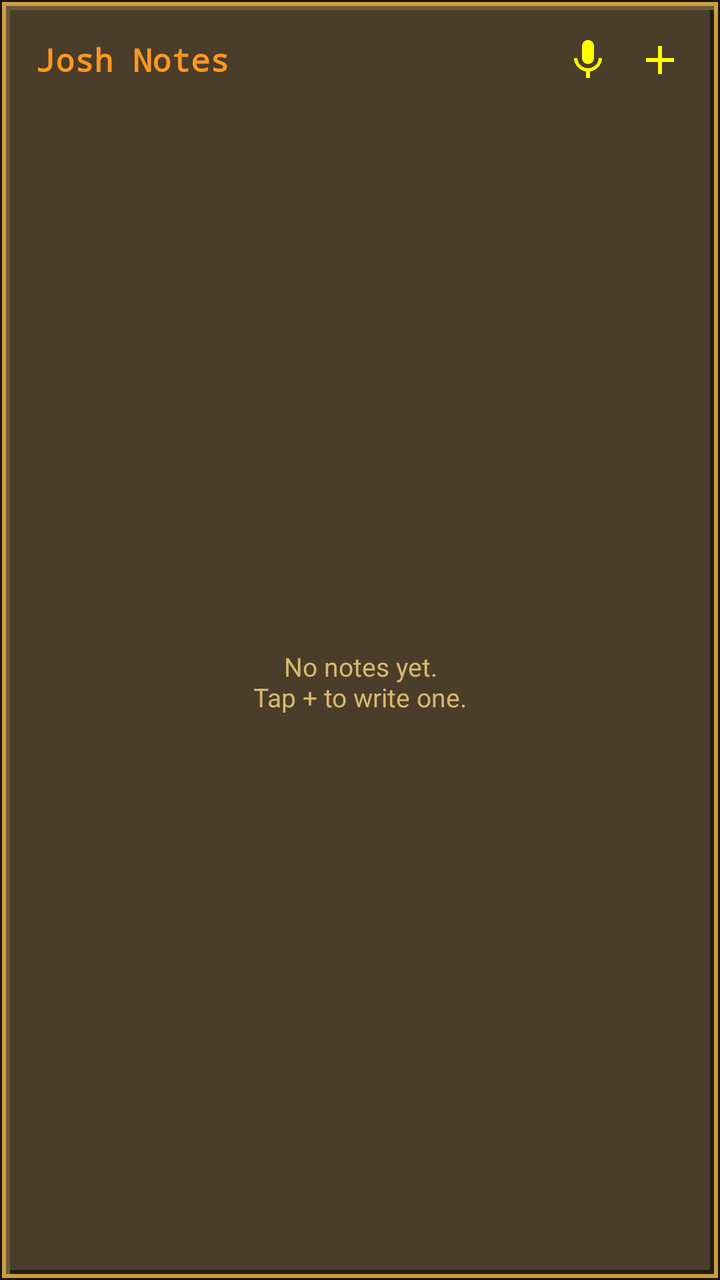
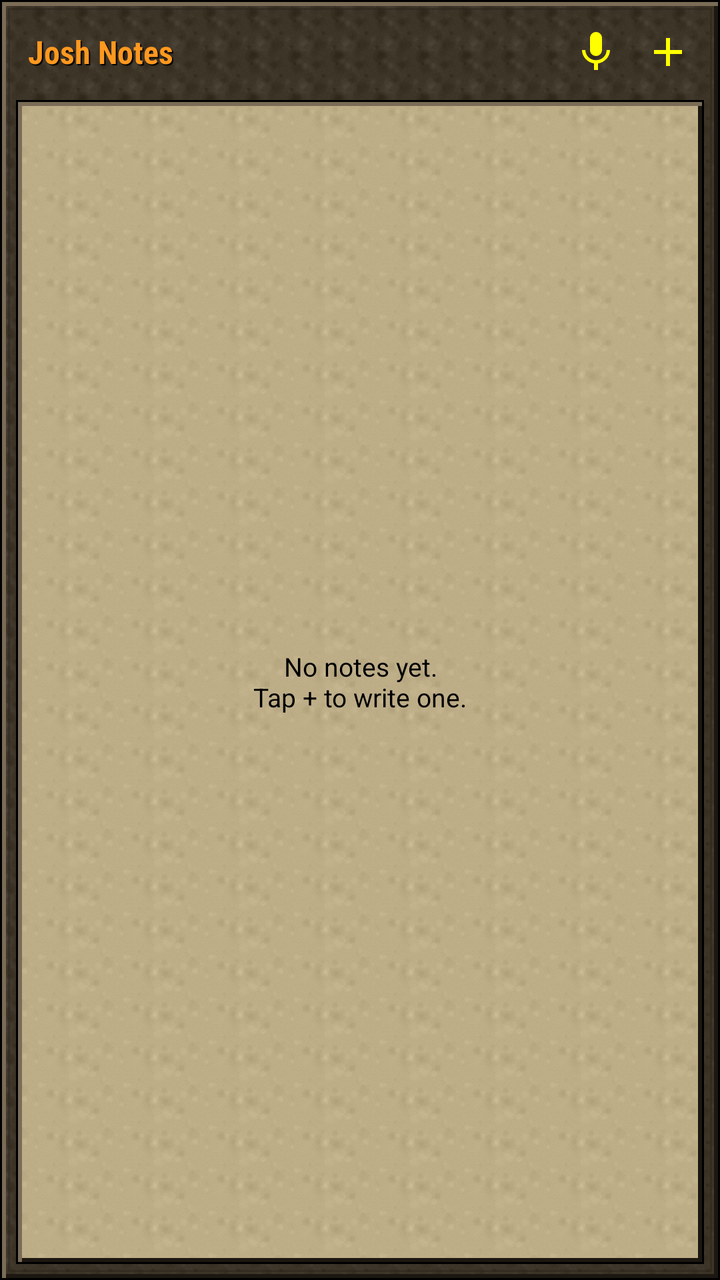

Screens rendered from an Android XML layout before and after an edit, with the pre-edit source and the edit as a unified diff.
<!-- AndroidManifest.xml: application theme Theme.JoshNotes -->
<!-- res/layout/widget_notes_os.xml -->
<?xml version="1.0" encoding="utf-8"?>
<LinearLayout xmlns:android="http://schemas.android.com/apk/res/android"
    android:id="@android:id/background"
    android:layout_width="match_parent"
    android:layout_height="match_parent"
    android:background="@drawable/os_widget_bg"
    android:orientation="vertical"
    android:padding="12dp">

    <LinearLayout
        android:layout_width="match_parent"
        android:layout_height="wrap_content"
        android:gravity="center_vertical"
        android:orientation="horizontal">
        <TextView
            android:id="@+id/widget_title"
            android:layout_width="0dp"
            android:layout_height="wrap_content"
            android:layout_weight="1"
            android:paddingHorizontal="6dp"
            android:text="@string/app_name"
            android:textColor="@color/os_orange"
            android:fontFamily="monospace"
            android:textSize="16sp"
            android:textStyle="bold" />
        <ImageView
            android:id="@+id/widget_mic"
            android:layout_width="36dp"
            android:layout_height="36dp"
            android:padding="6dp"
            android:contentDescription="@string/dictate"
            android:src="@drawable/ic_mic_widget_os" />
        <ImageView
            android:id="@+id/widget_add"
            android:layout_width="36dp"
            android:layout_height="36dp"
            android:padding="6dp"
            android:contentDescription="@string/new_note"
            android:src="@drawable/ic_add_widget_os" />
    </LinearLayout>

    <FrameLayout
        android:layout_width="match_parent"
        android:layout_height="0dp"
        android:layout_weight="1"
        android:layout_marginTop="6dp">
        <ListView
            android:id="@+id/widget_list"
            android:layout_width="match_parent"
            android:layout_height="match_parent"
            android:divider="@null"
            android:dividerHeight="6dp" />
        <TextView
            android:id="@+id/widget_empty"
            android:layout_width="match_parent"
            android:layout_height="match_parent"
            android:gravity="center"
            android:text="@string/empty_notes"
            android:textColor="@color/os_text_dim"
            android:textSize="13sp" />
    </FrameLayout>
</LinearLayout>
<!-- resources referenced by this layout -->
<resources>
  <color name="os_orange">#FF981F</color>
  <color name="os_text_dim">#D9B870</color>
  <!-- drawable ic_add_widget_os (drawable) -->
  <vector xmlns:android="http://schemas.android.com/apk/res/android" android:width="24dp" android:height="24dp" android:viewportWidth="24" android:viewportHeight="24">
      <path android:fillColor="@color/os_yellow" android:pathData="M19,13h-6v6h-2v-6H5v-2h6V5h2v6h6v2z"/>
  </vector>
  <!-- drawable ic_mic_widget_os (drawable) -->
  <vector xmlns:android="http://schemas.android.com/apk/res/android" android:width="24dp" android:height="24dp" android:viewportWidth="24" android:viewportHeight="24">
      <path android:fillColor="@color/os_yellow" android:pathData="M12,14c1.66,0 2.99,-1.34 2.99,-3L15,5c0,-1.66 -1.34,-3 -3,-3S9,3.34 9,5v6c0,1.66 1.34,3 3,3zM17.3,11c0,3 -2.54,5.1 -5.3,5.1S6.7,14 6.7,11H5c0,3.41 2.72,6.23 6,6.72V21h2v-3.28c3.28,-0.48 6,-3.3 6,-6.72h-1.7z"/>
  </vector>
  <!-- drawable os_widget_bg (drawable) -->
  <?xml version="1.0" encoding="utf-8"?>
  <layer-list xmlns:android="http://schemas.android.com/apk/res/android">
      <item android:drawable="@drawable/os_stone_bg" />
      <item android:drawable="@drawable/os_panel" />
  </layer-list>
  <string name="app_name">Josh Notes</string>
  <string name="dictate">Dictate</string>
  <string name="empty_notes">No notes yet.\nTap + to write one.</string>
  <string name="new_note">New note</string>
  <style name="Theme.JoshNotes" parent="Theme.Material3.DayNight.NoActionBar">
          <item name="colorPrimary">@color/seed</item>
      </style>
  <color name="os_yellow">#FFFF00</color>
  <!-- drawable os_stone_bg (drawable) -->
  <?xml version="1.0" encoding="utf-8"?>
  <bitmap xmlns:android="http://schemas.android.com/apk/res/android"
      android:src="@drawable/os_stone_tile" android:tileMode="repeat" android:filter="false" />
  <!-- drawable os_panel (drawable) -->
  <?xml version="1.0" encoding="utf-8"?>
  <layer-list xmlns:android="http://schemas.android.com/apk/res/android">
      <item><shape><solid android:color="#1C150C" /></shape></item>
      <item android:left="1dp" android:top="1dp" android:right="1dp" android:bottom="1dp"><shape><solid android:color="@color/os_gold" /></shape></item>
      <item android:left="3dp" android:top="3dp" android:right="3dp" android:bottom="3dp"><shape><solid android:color="#6B5A3A" /></shape></item>
      <item android:left="5dp" android:top="5dp" android:right="3dp" android:bottom="3dp"><shape><solid android:color="#241B10" /></shape></item>
      <item android:left="5dp" android:top="5dp" android:right="5dp" android:bottom="5dp"><shape><solid android:color="@color/os_panel" /></shape></item>
  </layer-list>
  <color name="seed">#3F6AD8</color>
  <!-- drawable os_stone_tile: png bitmap (drawable-nodpi, 8468 bytes) -->
  <color name="os_gold">#C8A040</color>
  <color name="os_panel">#4A3D2A</color>
</resources>

<!-- the commit's change to res/layout/widget_notes_os.xml (unified diff, before → after) -->
@@ -5,7 +5,7 @@
     android:layout_height="match_parent"
     android:background="@drawable/os_widget_bg"
     android:orientation="vertical"
-    android:padding="12dp">
+    android:padding="8dp">
 
     <LinearLayout
         android:layout_width="match_parent"
@@ -20,7 +20,11 @@
             android:paddingHorizontal="6dp"
             android:text="@string/app_name"
             android:textColor="@color/os_orange"
-            android:fontFamily="monospace"
+            android:fontFamily="sans-serif-condensed"
+            android:shadowColor="#FF000000"
+            android:shadowDx="2"
+            android:shadowDy="2"
+            android:shadowRadius="0.01"
             android:textSize="16sp"
             android:textStyle="bold" />
         <ImageView
@@ -43,20 +47,22 @@
         android:layout_width="match_parent"
         android:layout_height="0dp"
         android:layout_weight="1"
-        android:layout_marginTop="6dp">
+        android:layout_marginTop="6dp"
+        android:background="@drawable/os_chatbox"
+        android:padding="4dp">
         <ListView
             android:id="@+id/widget_list"
             android:layout_width="match_parent"
             android:layout_height="match_parent"
             android:divider="@null"
-            android:dividerHeight="6dp" />
+            android:dividerHeight="0dp" />
         <TextView
             android:id="@+id/widget_empty"
             android:layout_width="match_parent"
             android:layout_height="match_parent"
             android:gravity="center"
             android:text="@string/empty_notes"
-            android:textColor="@color/os_text_dim"
+            android:textColor="@color/os_ink"
             android:textSize="13sp" />
     </FrameLayout>
 </LinearLayout>
<!-- resource entries referenced after the edit -->
@@ -1,7 +1,7 @@
 <!-- resources referenced by this layout -->
 <resources>
+  <color name="os_ink">#000000</color>
   <color name="os_orange">#FF981F</color>
-  <color name="os_text_dim">#D9B870</color>
   <!-- drawable ic_add_widget_os (drawable) -->
   <vector xmlns:android="http://schemas.android.com/apk/res/android" android:width="24dp" android:height="24dp" android:viewportWidth="24" android:viewportHeight="24">
       <path android:fillColor="@color/os_yellow" android:pathData="M19,13h-6v6h-2v-6H5v-2h6V5h2v6h6v2z"/>
@@ -10,11 +10,22 @@
   <vector xmlns:android="http://schemas.android.com/apk/res/android" android:width="24dp" android:height="24dp" android:viewportWidth="24" android:viewportHeight="24">
       <path android:fillColor="@color/os_yellow" android:pathData="M12,14c1.66,0 2.99,-1.34 2.99,-3L15,5c0,-1.66 -1.34,-3 -3,-3S9,3.34 9,5v6c0,1.66 1.34,3 3,3zM17.3,11c0,3 -2.54,5.1 -5.3,5.1S6.7,14 6.7,11H5c0,3.41 2.72,6.23 6,6.72V21h2v-3.28c3.28,-0.48 6,-3.3 6,-6.72h-1.7z"/>
   </vector>
+  <!-- drawable os_chatbox (drawable) -->
+  <?xml version="1.0" encoding="utf-8"?>
+  <layer-list xmlns:android="http://schemas.android.com/apk/res/android">
+      <item><shape><solid android:color="#FF000000" /></shape></item>
+      <item android:left="1dp" android:top="1dp" android:right="1dp" android:bottom="1dp"><shape><solid android:color="#FF7A6C56" /></shape></item>
+      <item android:left="3dp" android:top="3dp" android:right="1dp" android:bottom="1dp"><shape><solid android:color="#FF1C1711" /></shape></item>
+      <item android:left="3dp" android:top="3dp" android:right="3dp" android:bottom="3dp"><bitmap android:src="@drawable/os_chat_tile" android:tileMode="repeat" android:filter="false" /></item>
+  </layer-list>
   <!-- drawable os_widget_bg (drawable) -->
   <?xml version="1.0" encoding="utf-8"?>
   <layer-list xmlns:android="http://schemas.android.com/apk/res/android">
-      <item android:drawable="@drawable/os_stone_bg" />
-      <item android:drawable="@drawable/os_panel" />
+      <item><shape><solid android:color="#FF000000" /></shape></item>
+      <item android:left="1dp" android:top="1dp" android:right="1dp" android:bottom="1dp"><shape><solid android:color="#FF7A6C56" /></shape></item>
+      <item android:left="3dp" android:top="3dp" android:right="1dp" android:bottom="1dp"><shape><solid android:color="#FF1C1711" /></shape></item>
+      <item android:left="3dp" android:top="3dp" android:right="3dp" android:bottom="3dp"><bitmap android:src="@drawable/os_panel_tile" android:tileMode="repeat" android:filter="false" /></item>
+      <item android:left="4dp" android:top="4dp" android:right="4dp" android:bottom="4dp"><shape><solid android:color="#00000000" /><stroke android:width="1dp" android:color="#59241D14" /></shape></item>
   </layer-list>
   <string name="app_name">Josh Notes</string>
   <string name="dictate">Dictate</string>
@@ -22,24 +33,12 @@
   <string name="new_note">New note</string>
   <style name="Theme.JoshNotes" parent="Theme.Material3.DayNight.NoActionBar">
           <item name="colorPrimary">@color/seed</item>
+          <item name="osContentOverlay">@style/ThemeOverlay.JoshNotes.None</item>
       </style>
   <color name="os_yellow">#FFFF00</color>
-  <!-- drawable os_stone_bg (drawable) -->
-  <?xml version="1.0" encoding="utf-8"?>
-  <bitmap xmlns:android="http://schemas.android.com/apk/res/android"
-      android:src="@drawable/os_stone_tile" android:tileMode="repeat" android:filter="false" />
-  <!-- drawable os_panel (drawable) -->
-  <?xml version="1.0" encoding="utf-8"?>
-  <layer-list xmlns:android="http://schemas.android.com/apk/res/android">
-      <item><shape><solid android:color="#1C150C" /></shape></item>
-      <item android:left="1dp" android:top="1dp" android:right="1dp" android:bottom="1dp"><shape><solid android:color="@color/os_gold" /></shape></item>
-      <item android:left="3dp" android:top="3dp" android:right="3dp" android:bottom="3dp"><shape><solid android:color="#6B5A3A" /></shape></item>
-      <item android:left="5dp" android:top="5dp" android:right="3dp" android:bottom="3dp"><shape><solid android:color="#241B10" /></shape></item>
-      <item android:left="5dp" android:top="5dp" android:right="5dp" android:bottom="5dp"><shape><solid android:color="@color/os_panel" /></shape></item>
-  </layer-list>
+  <!-- drawable os_chat_tile: png bitmap (drawable-nodpi, 5595 bytes) -->
+  <!-- drawable os_panel_tile: png bitmap (drawable-nodpi, 3063 bytes) -->
   <color name="seed">#3F6AD8</color>
-  <!-- drawable os_stone_tile: png bitmap (drawable-nodpi, 8468 bytes) -->
-  <color name="os_gold">#C8A040</color>
-  <color name="os_panel">#4A3D2A</color>
+  <style name="ThemeOverlay.JoshNotes.None" parent="" />
 </resources>
 
